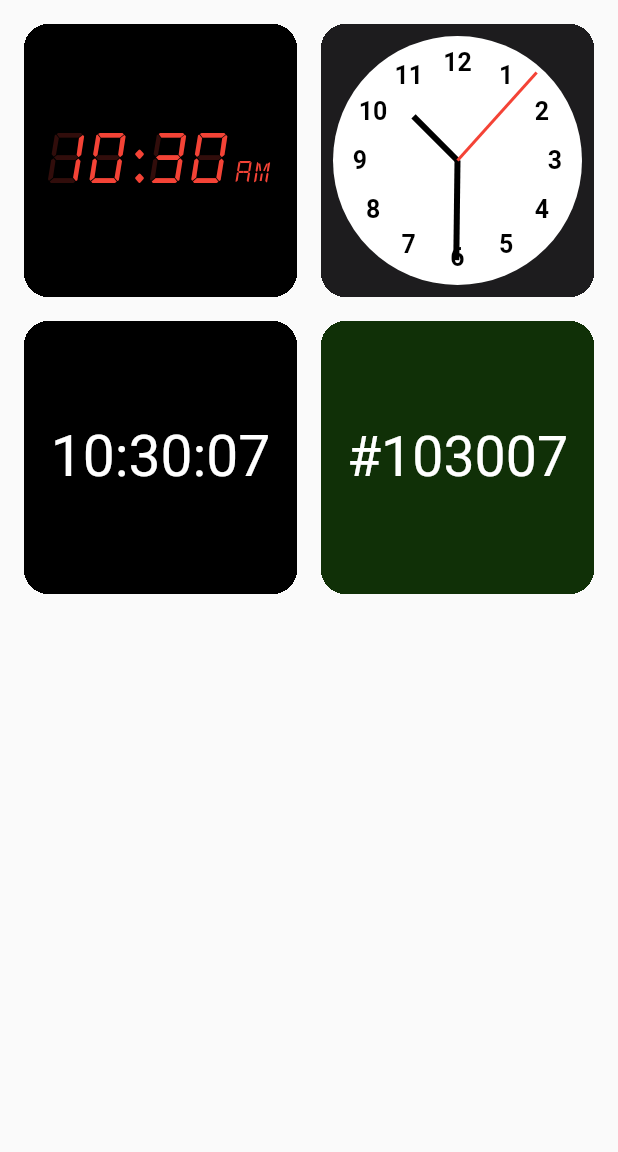
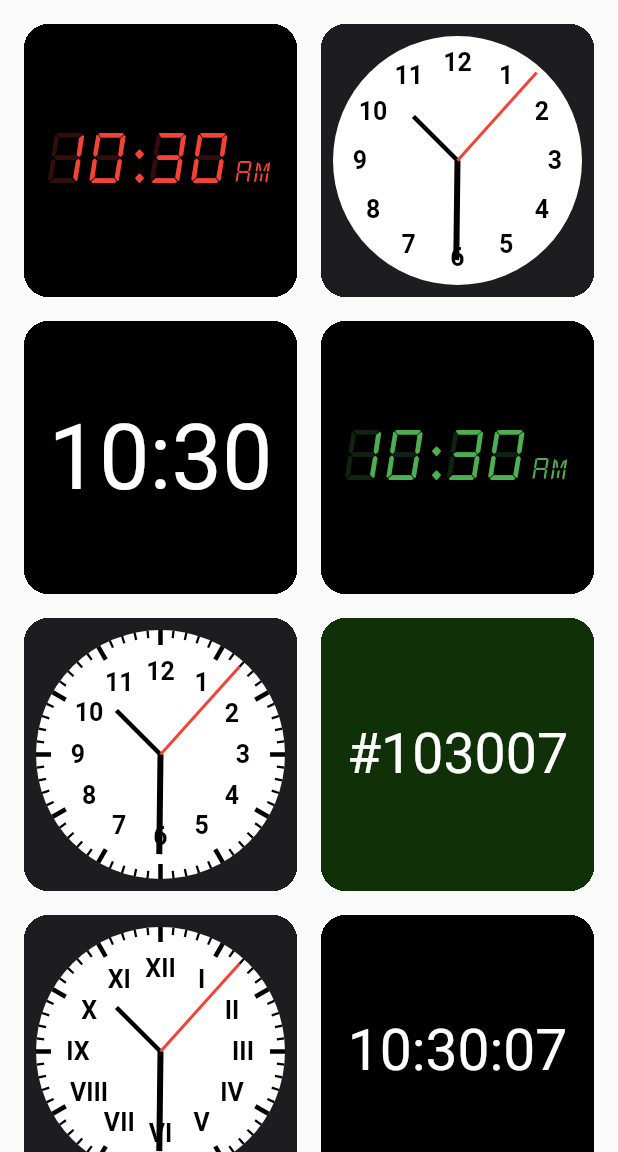
Before and after one commit to ChrisStayte/Clock2, a Flutter app: the screen it shows after launch, on a phone screen of 412 x 824 dp, the part 84-1236 px from its top. Run offline on Flutter 3.47's test engine with Material 2 defaults, Android fonts, the phone set to English and light mode, and no system bars; drawn by our look-alikes of auto_size_text; our stand-ins replace font_awesome_flutter, in_app_review, package_info_plus.

Commit message:
added clock variations

```diff
--- a/lib/clocks/alarm_clock.dart
+++ b/lib/clocks/alarm_clock.dart
@@ -5,13 +5,13 @@ import 'package:intl/intl.dart';
 import 'package:provider/provider.dart';
 
 class AlarmClock extends StatelessWidget {
-  AlarmClock({super.key});
+  AlarmClock({super.key, this.tag, this.color = Colors.red})
+      : _textStyle =
+            TextStyle(color: color, fontSize: 300, fontFamily: 'AlarmClock');
 
-  final TextStyle _textStyle = TextStyle(
-    fontFamily: 'AlarmClock',
-    color: Colors.red,
-    fontSize: 200,
-  );
+  final String? tag;
+  final Color color;
+  final TextStyle _textStyle;
 
   String _buildClockString(DateTime time) {
     // Using Unicode character (U+2008) for the colon. It's considered a punctuation space.
@@ -26,7 +26,7 @@ class AlarmClock extends StatelessWidget {
     DateTime time = context.watch<TimeProvider>().time;
 
     return Hero(
-      tag: (AlarmClock).toString(),
+      tag: tag ?? (AlarmClock).toString(),
       child: Material(
         color: Colors.transparent,
         child: Container(
--- a/lib/clocks/analog_clock/analog_clock.dart
+++ b/lib/clocks/analog_clock/analog_clock.dart
@@ -7,12 +7,21 @@ import 'package:flutter/material.dart';
 import 'package:provider/provider.dart';
 
 class AnalogClock extends StatelessWidget {
-  const AnalogClock({super.key});
+  const AnalogClock({
+    super.key,
+    this.tag,
+    this.showTicks = false,
+    this.showRomanNumerials = false,
+  });
+
+  final String? tag;
+  final bool showTicks;
+  final bool showRomanNumerials;
 
   @override
   Widget build(BuildContext context) {
     return Hero(
-      tag: (AnalogClock).toString(),
+      tag: tag ?? (AnalogClock).toString(),
       child: Container(
         padding: EdgeInsets.all(8),
         color: Color(0Xff1D1C1E),
@@ -36,12 +45,16 @@ class AnalogClock extends StatelessWidget {
                               width: double.infinity,
                               height: double.infinity,
                               child: CustomPaint(
-                                painter: ClockDialPainter(),
+                                painter: ClockDialPainter(
+                                    showTicks: showTicks,
+                                    clockText: showRomanNumerials
+                                        ? ClockText.roman
+                                        : ClockText.arabic),
                               ),
                             ),
                             Center(
                               child: Container(
-                                width: constraints.biggest.shortestSide / 60,
+                                width: constraints.biggest.shortestSide / 55,
                                 decoration: const BoxDecoration(
                                   shape: BoxShape.circle,
                                   color: Color(0Xff1D1C1E),
--- a/lib/clocks/analog_clock/clock_dial_painter.dart
+++ b/lib/clocks/analog_clock/clock_dial_painter.dart
@@ -46,7 +46,7 @@ class ClockDialPainter extends CustomPainter {
     );
   }
 
-  // a function that takes the screen size and calculates a font size between 12 and 25
+  // a function that takes the screen size and calculates a font size between 12 and 24
   double calculateFontSize(Size size) {
     final fontSize = size.width / 10;
     if (fontSize > 24) {
--- a/lib/clocks/analog_clock/hour_hand_painter.dart
+++ b/lib/clocks/analog_clock/hour_hand_painter.dart
@@ -10,7 +10,7 @@ class HourHandPainter extends CustomPainter {
   HourHandPainter({required this.hours, required this.minutes}) {
     hourHandPaint.color = Colors.black;
     hourHandPaint.style = PaintingStyle.fill;
-    hourHandPaint.strokeWidth = 4.0;
+    hourHandPaint.strokeWidth = 3.0;
   }
 
   @override
--- a/lib/clocks/digital_military_clock.dart
+++ b/lib/clocks/digital_clock.dart
@@ -1,16 +1,20 @@
 import 'package:auto_size_text/auto_size_text.dart';
 import 'package:clock2/providers/time_provider.dart';
 import 'package:flutter/material.dart';
+import 'package:intl/intl.dart';
 import 'package:provider/provider.dart';
 
-class DigitalMilitaryClock extends StatefulWidget {
-  const DigitalMilitaryClock({super.key});
+class DigitalClock extends StatefulWidget {
+  const DigitalClock({super.key, this.dateFormat, this.backgroundColor});
+
+  final String? dateFormat;
+  final Color? backgroundColor;
 
   @override
-  State<DigitalMilitaryClock> createState() => _DigitalMilitaryClockState();
+  State<DigitalClock> createState() => _DigitalClockState();
 }
 
-class _DigitalMilitaryClockState extends State<DigitalMilitaryClock> {
+class _DigitalClockState extends State<DigitalClock> {
   bool _editing = false;
 
   @override
@@ -18,20 +22,25 @@ class _DigitalMilitaryClockState extends State<DigitalMilitaryClock> {
     DateTime time = context.watch<TimeProvider>().time;
 
     var hero = Hero(
-      tag: (DigitalMilitaryClock).toString(),
+      tag: widget.dateFormat != null
+          ? '${(DigitalClock).toString()}_${widget.dateFormat}'
+          : (DigitalClock).toString(),
       child: Container(
         padding: EdgeInsets.all(16),
-        color: Colors.black,
+        color: widget.backgroundColor ?? Colors.black,
+        child: SafeArea(
+          bottom: false,
           child: Center(
             child: Material(
               color: Colors.transparent,
               child: AutoSizeText(
-              '${time.hour.toString().padLeft(2, '0')}:${time.minute.toString().padLeft(2, '0')}:${time.second.toString().padLeft(2, '0')}',
+                DateFormat(widget.dateFormat ?? 'hh:mm').format(time),
                 maxLines: 1,
                 style: TextStyle(
                   decoration: TextDecoration.none,
                   color: Colors.white,
-                fontSize: 80,
+                  fontSize: 200,
+                ),
               ),
             ),
           ),
--- a/lib/screens/home_screen.dart
+++ b/lib/screens/home_screen.dart
@@ -1,6 +1,7 @@
 import 'package:clock2/clocks/alarm_clock.dart';
 import 'package:clock2/clocks/analog_clock/analog_clock.dart';
-import 'package:clock2/clocks/digital_military_clock.dart';
+
+import 'package:clock2/clocks/digital_clock.dart';
 import 'package:clock2/clocks/hex_clock.dart';
 
 import 'package:clock2/screens/clock_screen.dart';
@@ -13,8 +14,34 @@ class HomeScreen extends StatelessWidget {
   static final List<Widget> _clocks = [
     AlarmClock(),
     AnalogClock(),
-    DigitalMilitaryClock(),
+    DigitalClock(),
+    AlarmClock(
+      tag: 'alarm_green',
+      color: Colors.green,
+    ),
+    AnalogClock(
+      tag: 'analog_basic_with_ticks',
+      showTicks: true,
+    ),
     HexClock(),
+    AnalogClock(
+      tag: 'analog_basic_with_ticks_and_roman',
+      showTicks: true,
+      showRomanNumerials: true,
+    ),
+    DigitalClock(
+      dateFormat: 'H:mm:ss',
+    ),
+    DigitalClock(
+      dateFormat: 'hh:mm:ss',
+    ),
+    AnalogClock(
+      tag: 'analog_basic_with_roman',
+      showRomanNumerials: true,
+    ),
+    DigitalClock(
+      dateFormat: 'H:mm',
+    ),
   ];
 
   List<Widget> _buildClocks(BuildContext context) {
--- a/lib/screens/info_screen.dart
+++ b/lib/screens/info_screen.dart
@@ -264,7 +264,7 @@ class InfoScreen extends StatelessWidget {
                     ),
                   ),
                   FrostedBox(
-                    onTap: () => print("test"),
+                    onTap: () => {},
                     child: Center(
                       child: Column(
                         mainAxisAlignment: MainAxisAlignment.center,
@@ -310,7 +310,7 @@ class InfoScreen extends StatelessWidget {
                     ),
                   ),
                   FrostedBox(
-                    onTap: () => print("test"),
+                    onTap: () => {},
                     child: Center(
                       child: Column(
                         mainAxisAlignment: MainAxisAlignment.center,
--- a/pubspec.yaml
+++ b/pubspec.yaml
@@ -20,7 +20,6 @@ dependencies:
   package_info_plus: ^1.4.3+1
   in_app_review: ^2.0.4
   url_launcher: ^6.1.5
-  confetti: ^0.7.0
 
 dev_dependencies:
   flutter_test:
```
Lines whose indentation alone changed are shown as unchanged.
